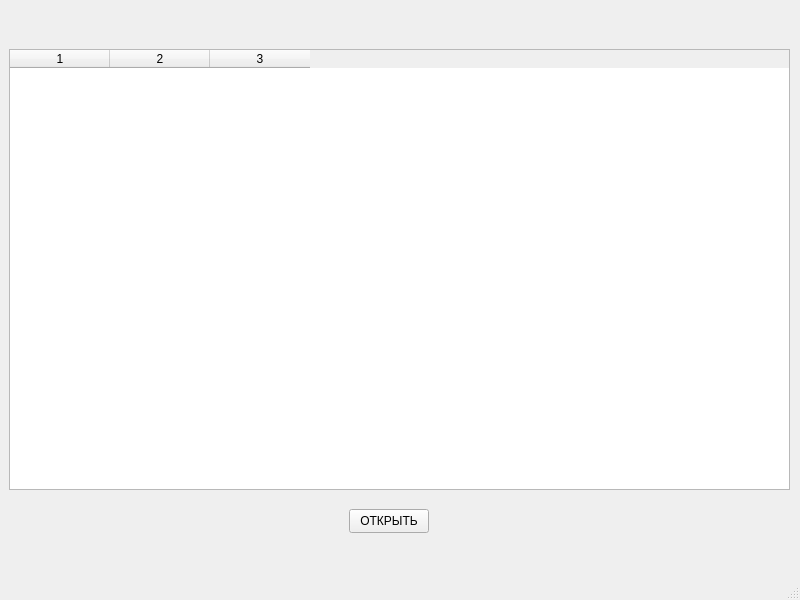
Qt form mainwindow.ui (KirillBad/221_329_Badenov) before a commit.
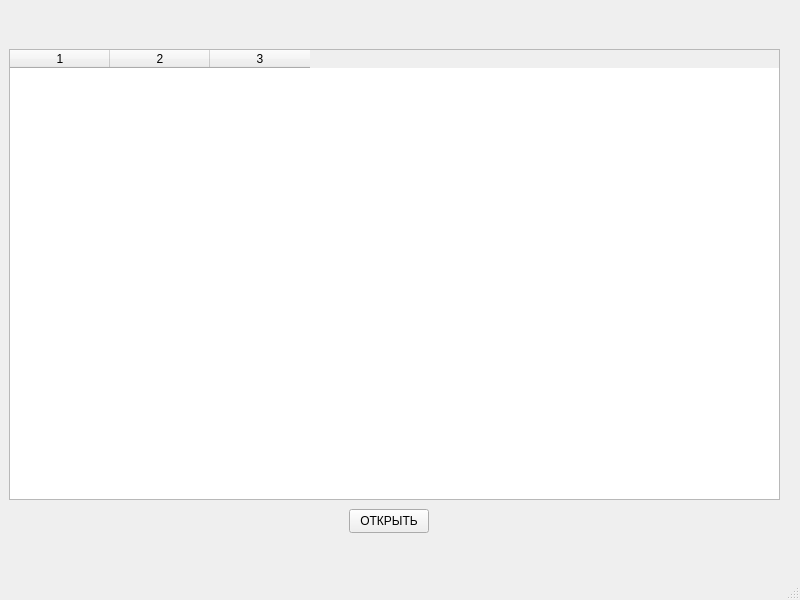
The same form after that commit.

```diff
--- a/mainwindow.ui
+++ b/mainwindow.ui
@@ -33,8 +33,8 @@
          <rect>
           <x>0</x>
           <y>40</y>
-          <width>781</width>
-          <height>441</height>
+          <width>771</width>
+          <height>451</height>
          </rect>
         </property>
         <property name="columnCount">
```
